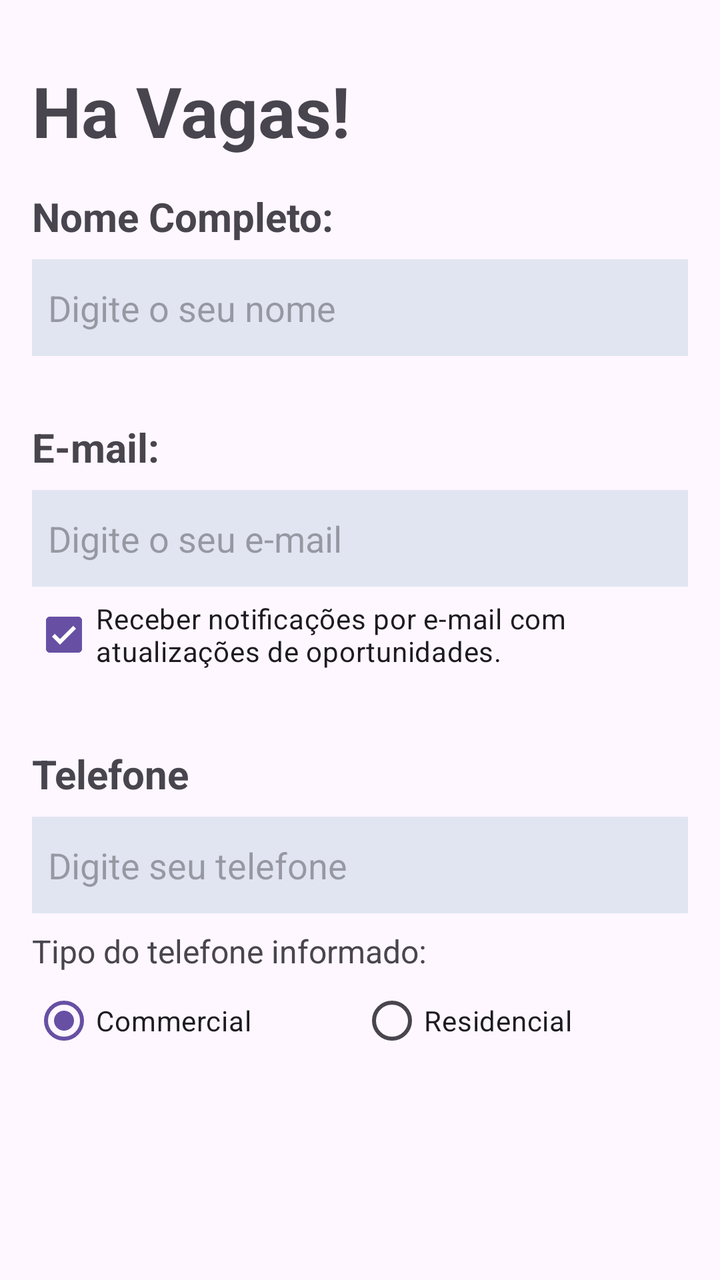
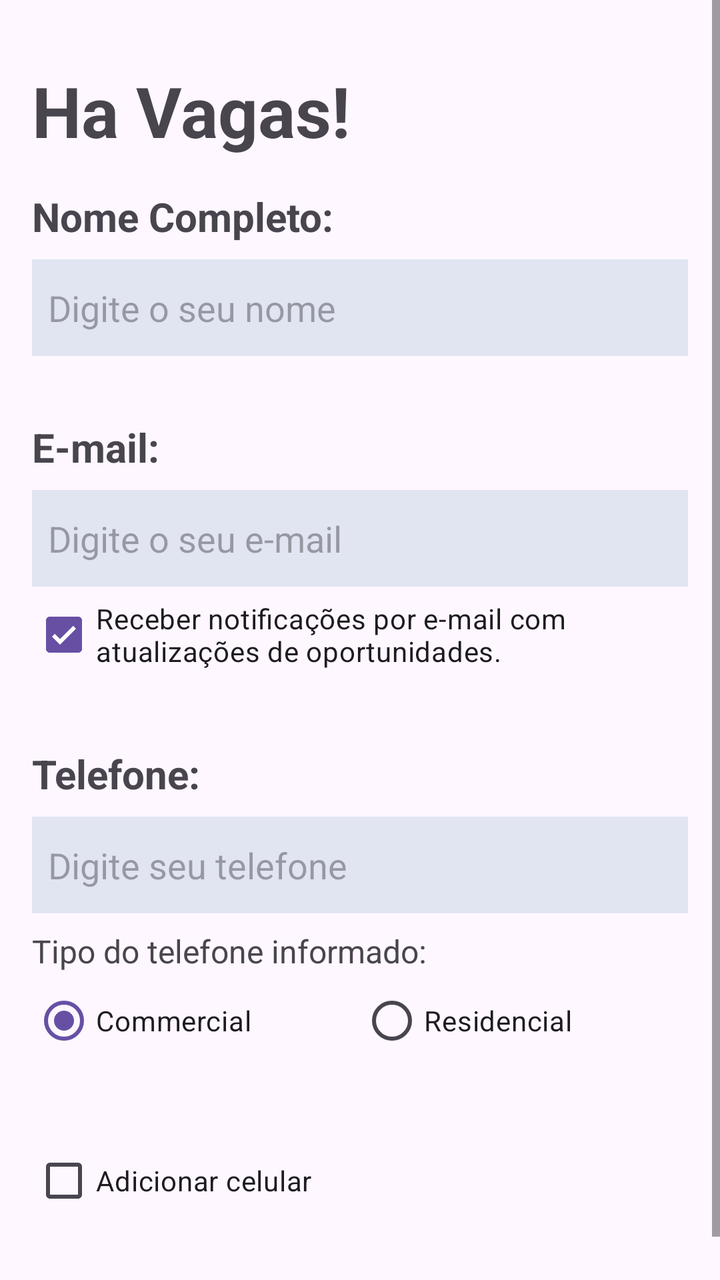

Screens rendered from an Android XML layout before and after an edit, with the pre-edit source and the edit as a unified diff.
<!-- AndroidManifest.xml: application theme Theme.HaVagas -->
<!-- res/layout/activity_main.xml -->
<?xml version="1.0" encoding="utf-8"?>
<ScrollView
    xmlns:tools="http://schemas.android.com/tools"
    xmlns:android="http://schemas.android.com/apk/res/android"
    xmlns:app="http://schemas.android.com/apk/res-auto"

    android:layout_width="match_parent"
    android:layout_height="match_parent">
    <androidx.constraintlayout.widget.ConstraintLayout
        android:id="@+id/main"

        tools:context=".MainActivity"

        android:paddingVertical="32dp"
        android:paddingHorizontal="16dp"

        android:layout_width="match_parent"
        android:layout_height="wrap_content">

        <TextView
            android:id="@+id/ha_vagas_tv"

            android:text="@string/title"

            android:textSize="35sp"
            android:textStyle="bold"


            android:layout_width="match_parent"
            android:layout_height="wrap_content"

            app:layout_constraintEnd_toEndOf="parent"
            app:layout_constraintTop_toTopOf="parent"
            app:layout_constraintStart_toStartOf="parent"/>

        <LinearLayout
            android:id="@+id/name_ll"
            android:paddingVertical="16dp"

            android:layout_width="match_parent"
            android:layout_height="wrap_content"

            android:orientation="vertical"

            app:layout_constraintEnd_toEndOf="parent"
            app:layout_constraintStart_toStartOf="parent"
            app:layout_constraintTop_toBottomOf="@id/ha_vagas_tv">

            <TextView
                android:id="@+id/name_tv"

                android:text="@string/full_name"

                android:textSize="20sp"
                android:textStyle="bold"

                android:layout_width="match_parent"
                android:layout_height="wrap_content" />

            <Space
                android:layout_width="match_parent"
                android:layout_height="8dp" />

            <EditText
                android:id="@+id/nameEt"

                android:hint="@string/name_hint"

                android:inputType="textPersonName"

                android:background="@color/background_input"

                android:paddingVertical="12dp"
                android:paddingHorizontal="8dp"

                android:layout_width="match_parent"
                android:layout_height="wrap_content"/>
        </LinearLayout>

        <LinearLayout
            android:id="@+id/email_ll"
            android:paddingVertical="16dp"

            android:layout_width="match_parent"
            android:layout_height="wrap_content"

            android:orientation="vertical"

            app:layout_constraintEnd_toEndOf="parent"
            app:layout_constraintStart_toStartOf="parent"
            app:layout_constraintTop_toBottomOf="@id/name_ll">

            <TextView
                android:id="@+id/email_tv"

                android:text="@string/e_mail"

                android:textSize="20sp"
                android:textStyle="bold"

                android:layout_width="match_parent"
                android:layout_height="wrap_content" />

            <Space
                android:layout_width="match_parent"
                android:layout_height="8dp" />

            <EditText
                android:id="@+id/emailEt"

                android:hint="@string/e_mail_hint"

                android:inputType="textEmailAddress"

                android:background="@color/background_input"

                android:paddingVertical="12dp"
                android:paddingHorizontal="8dp"

                android:layout_width="match_parent"
                android:layout_height="wrap_content"/>

            <CheckBox
                android:id="@+id/email_notifications_cb"

                android:checked="true"
                android:text="@string/email_notify"

                android:layout_width="match_parent"
                android:layout_height="wrap_content"

                app:layout_constraintStart_toStartOf="parent"/>
        </LinearLayout>

        <LinearLayout
            android:id="@+id/phone_ll"
            android:paddingVertical="16dp"

            android:layout_width="match_parent"
            android:layout_height="wrap_content"

            android:orientation="vertical"

            app:layout_constraintEnd_toEndOf="parent"
            app:layout_constraintStart_toStartOf="parent"
            app:layout_constraintTop_toBottomOf="@id/email_ll">

            <TextView
                android:id="@+id/phone_tv"

                android:text="@string/phone"

                android:textSize="20sp"
                android:textStyle="bold"

                android:layout_width="match_parent"
                android:layout_height="wrap_content" />

            <Space
                android:layout_width="match_parent"
                android:layout_height="8dp" />

            <EditText
                android:id="@+id/phone_Et"

                android:hint="@string/phone_hint"

                android:inputType="phone"

                android:background="@color/background_input"

                android:paddingVertical="12dp"
                android:paddingHorizontal="8dp"

                android:layout_width="match_parent"
                android:layout_height="wrap_content"/>

            <Space
                android:layout_width="match_parent"
                android:layout_height="8dp" />

            <TextView
                android:id="@+id/phone_type_tv"

                android:text="@string/phone_type_tv"

                android:textSize="16sp"

                android:layout_width="match_parent"
                android:layout_height="wrap_content" />

            <RadioGroup
                android:id="@+id/phone_type_rg"

                android:gravity="center"
                android:orientation="horizontal"

                android:layout_width="match_parent"
                android:layout_height="wrap_content"

                app:layout_constraintStart_toStartOf="parent"
                app:layout_constraintEnd_toEndOf="parent">

                <RadioButton
                    android:id="@+id/commercial_phone_rb"

                    android:checked="true"

                    android:layout_width="0dp"
                    android:layout_weight="1"

                    android:text="@string/commercial"

                    android:layout_height="wrap_content"/>

                <RadioButton
                    android:id="@+id/residential_rb"


                    android:layout_width="0dp"
                    android:layout_weight="1"

                    android:text="@string/residential"

                    android:layout_height="wrap_content"/>

            </RadioGroup>



        </LinearLayout>

    </androidx.constraintlayout.widget.ConstraintLayout>

</ScrollView>
<!-- resources referenced by this layout -->
<resources>
  <color name="background_input">#e1e5f2</color>
  <string name="commercial">Commercial</string>
  <string name="e_mail">E-mail:</string>
  <string name="e_mail_hint">Digite o seu e-mail</string>
  <string name="email_notify">Receber notificações por e-mail com atualizações de oportunidades.</string>
  <string name="full_name">Nome Completo:</string>
  <string name="name_hint">Digite o seu nome</string>
  <string name="phone">Telefone</string>
  <string name="phone_hint">Digite seu telefone</string>
  <string name="phone_type_tv">Tipo do telefone informado:</string>
  <string name="residential">Residencial</string>
  <string name="title">Ha Vagas!</string>
  <style name="Theme.HaVagas" parent="Base.Theme.HaVagas" />
  <style name="Base.Theme.HaVagas" parent="Theme.Material3.DayNight.NoActionBar">
          
          
      </style>
</resources>

<!-- the commit's change to res/layout/activity_main.xml (unified diff, before → after) -->
@@ -225,8 +225,71 @@
                     android:layout_height="wrap_content"/>
 
             </RadioGroup>
-
-
+        </LinearLayout>
+
+        <LinearLayout
+            android:id="@+id/cellphone_ll"
+            android:paddingVertical="16dp"
+
+            android:layout_width="match_parent"
+            android:layout_height="wrap_content"
+
+            android:orientation="vertical"
+
+            app:layout_constraintEnd_toEndOf="parent"
+            app:layout_constraintStart_toStartOf="parent"
+            app:layout_constraintTop_toBottomOf="@id/phone_ll">
+
+            <CheckBox
+                android:id="@+id/add_cellphone_cb"
+
+                android:checked="false"
+
+                android:text="@string/add_cellphone"
+
+                android:layout_width="match_parent"
+                android:layout_height="wrap_content"/>
+
+            <LinearLayout
+                android:id="@+id/cell_phone_number_ll"
+
+                android:visibility="gone"
+                android:orientation="vertical"
+
+                android:layout_width="match_parent"
+                android:layout_height="wrap_content">
+
+                <TextView
+                    android:id="@+id/cellphone_tv"
+
+                    android:text="@string/cellphone"
+
+                    android:textSize="20sp"
+                    android:textStyle="bold"
+
+                    android:layout_width="match_parent"
+                    android:layout_height="wrap_content" />
+
+                <Space
+                    android:layout_width="match_parent"
+                    android:layout_height="8dp" />
+
+                <EditText
+                    android:id="@+id/cellphone_Et"
+
+                    android:hint="@string/cellphone_hint"
+
+                    android:inputType="phone"
+
+                    android:background="@color/background_input"
+
+                    android:paddingVertical="12dp"
+                    android:paddingHorizontal="8dp"
+
+                    android:layout_width="match_parent"
+                    android:layout_height="wrap_content"/>
+
+            </LinearLayout>
 
         </LinearLayout>
 
<!-- resource entries referenced after the edit -->
@@ -1,13 +1,16 @@
 <!-- resources referenced by this layout -->
 <resources>
   <color name="background_input">#e1e5f2</color>
+  <string name="add_cellphone">Adicionar celular</string>
+  <string name="cellphone">Celular:</string>
+  <string name="cellphone_hint">Digite seu número de celular</string>
   <string name="commercial">Commercial</string>
   <string name="e_mail">E-mail:</string>
   <string name="e_mail_hint">Digite o seu e-mail</string>
   <string name="email_notify">Receber notificações por e-mail com atualizações de oportunidades.</string>
   <string name="full_name">Nome Completo:</string>
   <string name="name_hint">Digite o seu nome</string>
-  <string name="phone">Telefone</string>
+  <string name="phone">Telefone:</string>
   <string name="phone_hint">Digite seu telefone</string>
   <string name="phone_type_tv">Tipo do telefone informado:</string>
   <string name="residential">Residencial</string>
